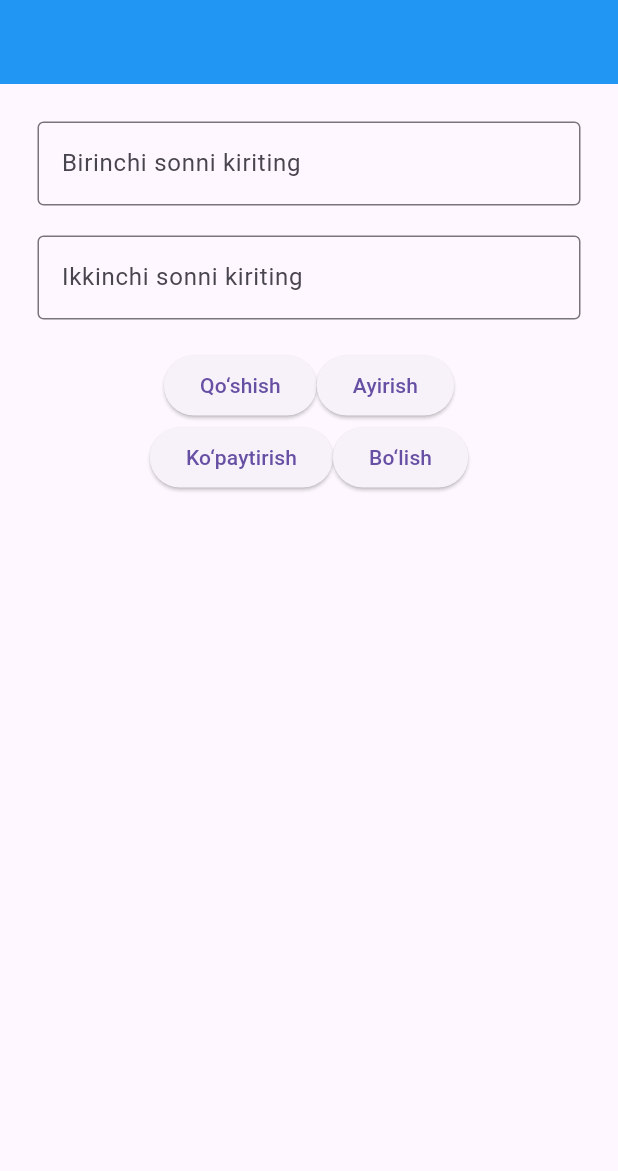
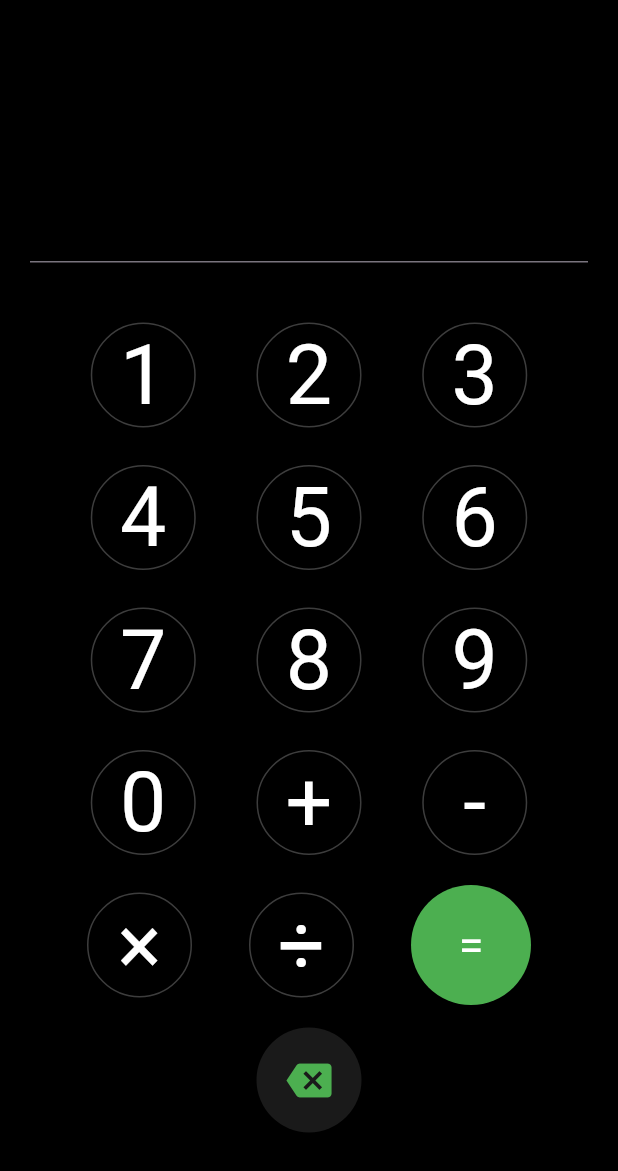
Before and after one commit to shakhjon/shsh, a Flutter app: the screen it shows after launch, on a phone screen of 412 x 824 dp. Shown: the top 1171 px of the screen. Run offline on Flutter 3.47's test engine with Material 3 defaults, Android fonts, the phone set to English and light mode, and no system bars; missing offline and left inert: expressions.

Commit message:
Commit Change

```diff
--- a/lib/features/calculator/presentation/calculator_page.dart
+++ b/lib/features/calculator/presentation/calculator_page.dart
@@ -1,9 +1,5 @@
 import 'package:flutter/material.dart';
-import 'package:shsh/features/calculator/data/calculator_repository_impl.dart';
-import 'package:shsh/features/calculator/domain/add_usecase.dart';
-import 'package:shsh/features/calculator/domain/ayrish_usecase.dart';
-import 'package:shsh/features/calculator/domain/boluv_usecase.dart';
-import 'package:shsh/features/calculator/domain/kopaytirish_usecase.dart';
+import 'package:expressions/expressions.dart'; // expressions kutubxonasini qo'shish
 
 class CalculatorPage extends StatefulWidget {
   @override
@@ -11,148 +7,210 @@ class CalculatorPage extends StatefulWidget {
 }
 
 class _CalculatorPageState extends State<CalculatorPage> {
-  final TextEditingController aController = TextEditingController();
-  final TextEditingController bController = TextEditingController();
-  String result = '';
-  String errorMessage = ''; // Error xabari
+  String input = ''; // Kirilgan ifoda
+  String result = ''; // Natija
+  String errorMessage = ''; // Xatolik xabari
 
-  late final AddUseCase addUseCase;
-  late final AyrishUsecase ayrishUseCase;
-  late final KopaytirishUseCase kopaytirishUseCase;
-  late final BoluvUseCase boluvUseCase;
-
-  @override
-  void initState() {
-    super.initState();
-    final repo = CalculatorRepositoryImpl();
-    addUseCase = AddUseCase(repo);
-    ayrishUseCase = AyrishUsecase(repo);
-    kopaytirishUseCase = KopaytirishUseCase(repo);
-    boluvUseCase = BoluvUseCase(repo);
+  void _addToInput(String value) {
+    setState(() {
+      input += value; // Inputga qo‘shish
+    });
   }
 
-  void _calculate(String operation) {
-    final a = double.tryParse(aController.text);
-    final b = double.tryParse(bController.text);
-
-    // Agar birinchi son kiritilmasa
-    if (a == null) {
+  // O‘chirish tugmasi: oxirgi belgini olib tashlash
+  void _deleteLastInput() {
     setState(() {
-        errorMessage = 'Iltimos, birinchi sonni kiriting!';
-        result = '';
+      input = input.isNotEmpty ? input.substring(0, input.length - 1) : ''; // Kirilgan so‘nggi belgini o‘chirish
     });
-      return;
   }
 
-    // Agar ikkinchi son kiritilmasa
-    if (b == null) {
+  // Natijani hisoblash
+  void _evaluateExpression() {
+    try {
+      // Hisoblash uchun xatoliklarni tuzatish
+      final exp = input.replaceAll('×', '*').replaceAll('÷', '/'); // '×' ni '*' va '÷' ni '/' ga almashtirish
+
+      // expressions kutubxonasidan foydalanib, ifodani hisoblash
+      final expression = Expression.parse(exp);
+      final evaluator = ExpressionEvaluator();
+      final resultValue = evaluator.eval(expression, {});
+
+
+      // Natijani chiqarish
       setState(() {
-        errorMessage = 'Iltimos, ikkinchi sonni kiriting!';
-        result = '';
-      });
-      return;
-    }
-
-    double res = 0;
-    try {
-      if (operation == 'add') {
-        res = addUseCase(a, b); // Qo‘shish
-      } else if (operation == 'ayrish') {
-        res = ayrishUseCase(a, b); // Ayirish
-      } else if (operation == 'kopaytirish') {
-        res = kopaytirishUseCase(a, b); // Ko‘paytirish
-      } else if (operation == 'boluv') {
-        if (b == 0) {
-          setState(() {
-            errorMessage = 'Nolinchi son bilan bo‘lish mumkin emas!';
-            result = '';
-          });
-          return;
-        }
-        res = boluvUseCase(a, b); // Bo‘lish
-      }
-
-      setState(() {
-        result = 'Natija: ${res.toStringAsFixed(0)}'; // Natijani butun son sifatida ko‘rsatish
+        result = ' ${resultValue.toString()}';
         errorMessage = ''; // Xatolikni tozalash
       });
     } catch (e) {
       setState(() {
         result = '';
-        errorMessage = e.toString(); // Xatolikni chiqarish
+        errorMessage = 'Xatolik! Iltimos, ifodani tekshirib ko‘ring.'; // Xatolik xabari
       });
     }
+  }
+
+  // Tugmalarni yaratish
+  Widget _buildCalcButton(String label) {
+    return InkWell(
+      onTap: () {
+        activate();
+        _addToInput(label); // Tugma bosilganda inputga qo‘shish
+      },
+      borderRadius: BorderRadius.circular(70),
+      child: Container(
+        width: 70,
+        height: 80,
+        decoration: BoxDecoration(
+          color: Colors.black,
+          border: Border.all(color: Colors.white24),
+          shape: BoxShape.circle,
+        ),
+        child: Center(
+          child: Text(
+            label,
+            style: TextStyle(color: Colors.white, fontSize: 55),
+          ),
+        ),
+      ),
+    );
+  }
+
+  // = (teng) tugmasini yaratish
+  Widget _buildEqualButton() {
+    return InkWell(
+      onTap: _evaluateExpression,
+      borderRadius: BorderRadius.circular(50),
+      child: Container(
+        width: 80,
+        height: 80,
+        decoration: BoxDecoration(
+          color: Colors.green,
+          shape: BoxShape.circle,
+        ),
+        child: Center(
+          child: Text(
+            '=',
+            style: TextStyle(color: Colors.white, fontSize: 30),
+          ),
+        ),
+      ),
+    );
+  }
+
+  // Delete (o‘chirish) tugmasini yaratish
+  Widget _buildDeleteButton() {
+    return InkWell(
+      onTap: _deleteLastInput, // O‘chirish tugmasi
+      borderRadius: BorderRadius.circular(50),
+      child: Container(
+        width: 70,
+        height: 70,
+        decoration: BoxDecoration(
+          color: Colors.white10,
+          shape: BoxShape.circle,
+        ),
+        child: Center(
+          child: Icon(
+            Icons.backspace,
+            color: Colors.green,
+            size: 30,
+          ),
+        ),
+      ),
+    );
   }
 
   @override
   Widget build(BuildContext context) {
     return Scaffold(
       appBar: AppBar(
-        backgroundColor: Colors.blue,
+        backgroundColor: Colors.black,
       ),
-      body: Padding(
-        padding: const EdgeInsets.all(25),
+      body: SingleChildScrollView(
+        padding: EdgeInsets.all(20),
+        child: Center(
           child: Column(
+            mainAxisSize: MainAxisSize.max,
             children: [
               TextField(
-              controller: aController,
+                controller: TextEditingController(text: input),
                 decoration: InputDecoration(
-                labelText: "Birinchi sonni kiriting",
-                border: OutlineInputBorder(),
                 ),
                 keyboardType: TextInputType.number,
+                textAlign: TextAlign.center,
+                style: TextStyle(fontSize: 55),
+                readOnly: true,
               ),
-            SizedBox(height: 20),
-            TextField(
-              controller: bController,
-              decoration: InputDecoration(
-                labelText: "Ikkinchi sonni kiriting",
-                border: OutlineInputBorder(),
+              SizedBox(height: 10),
+              if (errorMessage.isNotEmpty)
+                Text(
+                  errorMessage,
+                  style: TextStyle(color: Colors.red,
+                      fontWeight: FontWeight.bold,
+                      fontSize: 18),
                 ),
-              keyboardType: TextInputType.number,
+              SizedBox(height: 10),
+              if (result.isNotEmpty)
+                Text(
+                  result,
+                  style: TextStyle(fontSize: 35,
+                  color: Colors.blue,
+                  fontWeight: FontWeight.bold),
                 ),
-            SizedBox(height: 20),
+              SizedBox(height: 15),
+              Row(
+                mainAxisAlignment: MainAxisAlignment.spaceEvenly,
+                children: [
+                  _buildCalcButton('1'),
+                  _buildCalcButton('2'),
+                  _buildCalcButton('3'),
+                ],
+              ),
+              SizedBox(height: 15),
+              Row(
+                mainAxisAlignment: MainAxisAlignment.spaceEvenly,
+                children: [
+                  _buildCalcButton('4'),
+                  _buildCalcButton('5'),
+                  _buildCalcButton('6'),
+                ],
+              ),
+              SizedBox(height: 15),
+              Row(
+                mainAxisAlignment: MainAxisAlignment.spaceEvenly,
+                children: [
+                  _buildCalcButton('7'),
+                  _buildCalcButton('8'),
+                  _buildCalcButton('9'),
+                ],
+              ),
+              SizedBox(height: 15),
+              Row(
+                mainAxisAlignment: MainAxisAlignment.spaceEvenly,
+                children: [
+                  _buildCalcButton('0'),
+                  _buildCalcButton('+'),
+                  _buildCalcButton('-'),
+                ],
+              ),
+              SizedBox(height: 15),
+              Row(
+                mainAxisAlignment: MainAxisAlignment.spaceEvenly,
+                children: [
+                  _buildCalcButton('×'), // Ko'paytirish
+                  _buildCalcButton('÷'), // Bo'lish
+                  _buildEqualButton(),
+                ],
+              ),
+              SizedBox(height: 15),
               Row(
                 mainAxisAlignment: MainAxisAlignment.center,
                 children: [
-                ElevatedButton(
-                  onPressed: () => _calculate('add'),
-                  child: Text("Qo‘shish"),
-                ),
-                ElevatedButton(
-                  onPressed: () => _calculate('ayrish'),
-                  child: Text("Ayirish"),
+                  _buildDeleteButton(),
+                ],
               ),
             ],
           ),
-            Row(
-              mainAxisAlignment: MainAxisAlignment.center,
-              children: [
-                ElevatedButton(
-                  onPressed: () => _calculate('kopaytirish'),
-                  child: Text("Ko‘paytirish"),
-                ),
-                ElevatedButton(
-                  onPressed: () => _calculate('boluv'),
-                  child: Text("Bo‘lish"),
-                ),
-              ],
-            ),
-            SizedBox(height: 20),
-            // Xatolik xabarini ko'rsatish
-            if (errorMessage.isNotEmpty)
-              Text(
-                errorMessage,
-                style: TextStyle(color: Colors.red, fontSize: 18),
-              ),
-            SizedBox(height: 20),
-            // Natijani ko'rsatish
-            if (result.isNotEmpty)
-              Text(
-                result,
-                style: TextStyle(fontSize: 24),
-              ),
-          ],
         ),
       ),
     );
--- a/lib/main.dart
+++ b/lib/main.dart
@@ -5,5 +5,18 @@ void main() {
   runApp(MaterialApp(
     home: CalculatorPage(),
     debugShowCheckedModeBanner: false,
+    theme: ThemeData(
+      scaffoldBackgroundColor: Colors.black, // Orqa fonni qora qilish
+      appBarTheme: AppBarTheme(
+        backgroundColor: Colors.green, // AppBar fonini yashil qilish
+      ),
+      buttonTheme: ButtonThemeData(
+        buttonColor: Colors.green, // Tugmalarni yashil qilish
+      ),
+      textTheme: TextTheme(
+        bodyLarge: TextStyle(color: Colors.white), // Matnni oq qilish
+        bodyMedium: TextStyle(color: Colors.white), // Matnni oq qilish
+      ),
+    ),
   ));
 }
--- a/pubspec.yaml
+++ b/pubspec.yaml
@@ -34,6 +34,7 @@ dependencies:
   # The following adds the Cupertino Icons font to your application.
   # Use with the CupertinoIcons class for iOS style icons.
   cupertino_icons: ^1.0.8
+  expressions: ^0.2.5+2
 
 dev_dependencies:
   flutter_test:
```
Also changed, not shown: pubspec.lock. Lines whose indentation alone changed are shown as unchanged.
